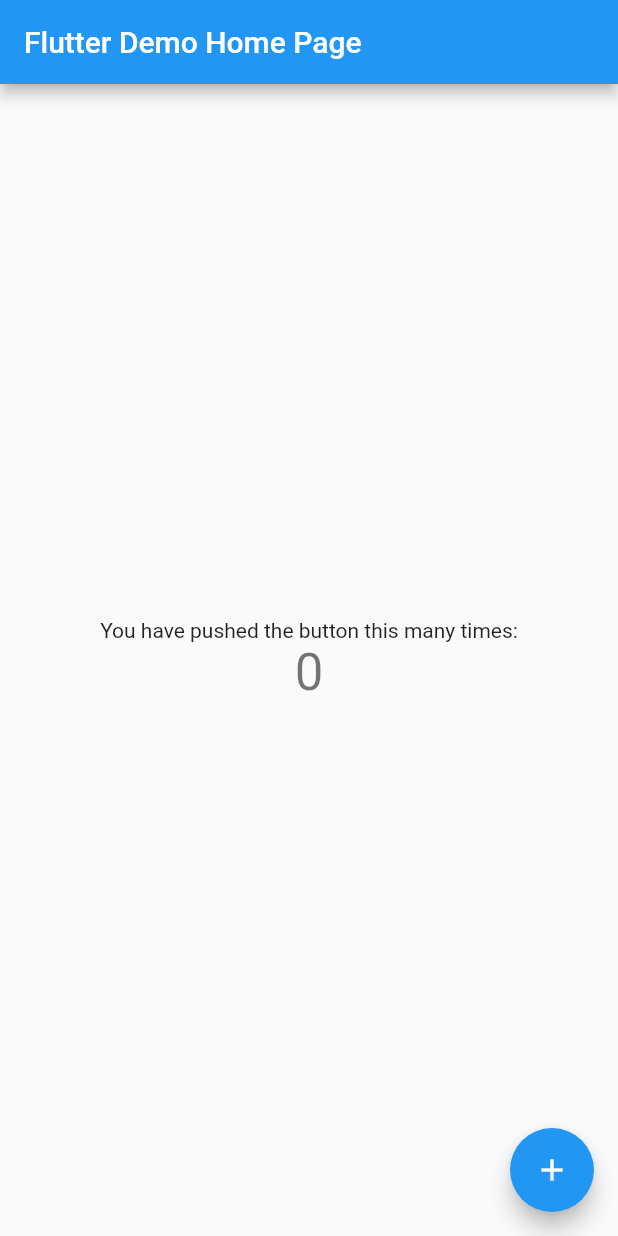
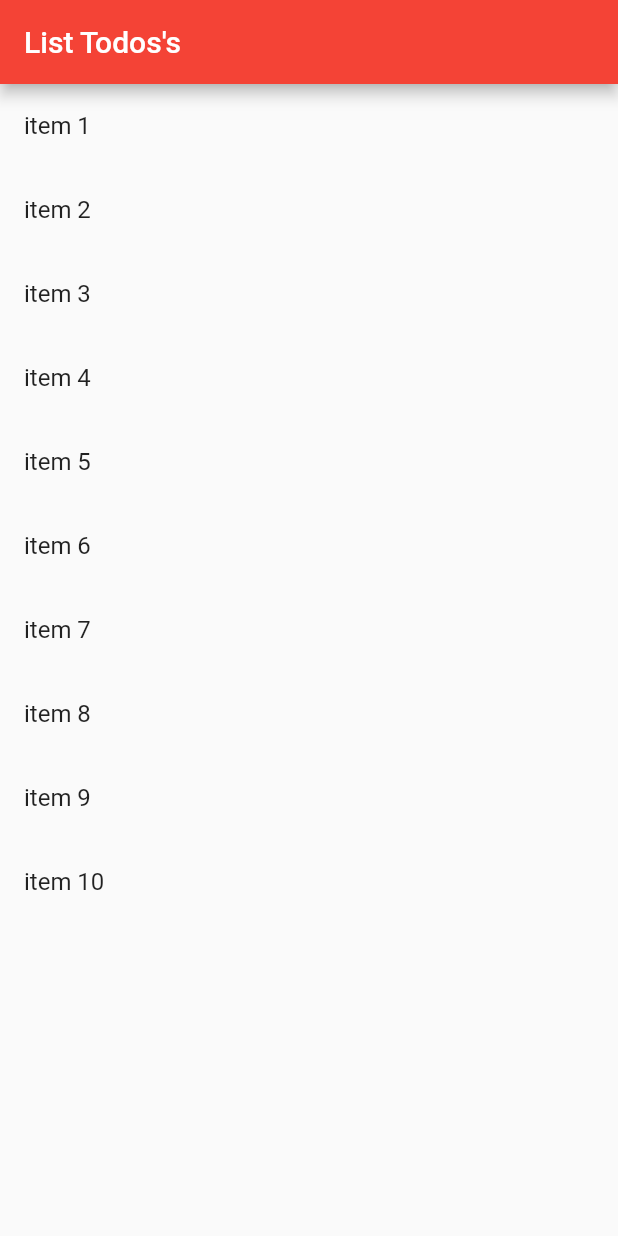
Before and after one commit to mateus-araujo/flutter-api-flow, a Flutter app: the screen it shows after launch, on a phone screen of 412 x 824 dp. Run offline on Flutter 3.47's test engine with Material 2 defaults, Android fonts, the phone set to English and light mode, and no system bars; our stand-ins replace dio.

Commit message:
feat(todos): create TodoModel and TodoRepository

```diff
--- a/lib/main.dart
+++ b/lib/main.dart
@@ -1,113 +1,19 @@
+import 'package:api_flow/src/home_page.dart';
 import 'package:flutter/material.dart';
 
 void main() {
-  runApp(MyApp());
+  runApp(AppWidget());
 }
 
-class MyApp extends StatelessWidget {
-  // This widget is the root of your application.
+class AppWidget extends StatelessWidget {
   @override
   Widget build(BuildContext context) {
     return MaterialApp(
       title: 'Flutter Demo',
       theme: ThemeData(
-        // This is the theme of your application.
-        //
-        // Try running your application with "flutter run". You'll see the
-        // application has a blue toolbar. Then, without quitting the app, try
-        // changing the primarySwatch below to Colors.green and then invoke
-        // "hot reload" (press "r" in the console where you ran "flutter run",
-        // or simply save your changes to "hot reload" in a Flutter IDE).
-        // Notice that the counter didn't reset back to zero; the application
-        // is not restarted.
-        primarySwatch: Colors.blue,
+        primarySwatch: Colors.red,
       ),
-      home: MyHomePage(title: 'Flutter Demo Home Page'),
+      home: HomePage(),
     );
   }
 }
-
-class MyHomePage extends StatefulWidget {
-  MyHomePage({Key? key, this.title}) : super(key: key);
-
-  // This widget is the home page of your application. It is stateful, meaning
-  // that it has a State object (defined below) that contains fields that affect
-  // how it looks.
-
-  // This class is the configuration for the state. It holds the values (in this
-  // case the title) provided by the parent (in this case the App widget) and
-  // used by the build method of the State. Fields in a Widget subclass are
-  // always marked "final".
-
-  final String? title;
-
-  @override
-  _MyHomePageState createState() => _MyHomePageState();
-}
-
-class _MyHomePageState extends State<MyHomePage> {
-  int _counter = 0;
-
-  void _incrementCounter() {
-    setState(() {
-      // This call to setState tells the Flutter framework that something has
-      // changed in this State, which causes it to rerun the build method below
-      // so that the display can reflect the updated values. If we changed
-      // _counter without calling setState(), then the build method would not be
-      // called again, and so nothing would appear to happen.
-      _counter++;
-    });
-  }
-
-  @override
-  Widget build(BuildContext context) {
-    // This method is rerun every time setState is called, for instance as done
-    // by the _incrementCounter method above.
-    //
-    // The Flutter framework has been optimized to make rerunning build methods
-    // fast, so that you can just rebuild anything that needs updating rather
-    // than having to individually change instances of widgets.
-    return Scaffold(
-      appBar: AppBar(
-        // Here we take the value from the MyHomePage object that was created by
-        // the App.build method, and use it to set our appbar title.
-        title: Text(widget.title!),
-      ),
-      body: Center(
-        // Center is a layout widget. It takes a single child and positions it
-        // in the middle of the parent.
-        child: Column(
-          // Column is also a layout widget. It takes a list of children and
-          // arranges them vertically. By default, it sizes itself to fit its
-          // children horizontally, and tries to be as tall as its parent.
-          //
-          // Invoke "debug painting" (press "p" in the console, choose the
-          // "Toggle Debug Paint" action from the Flutter Inspector in Android
-          // Studio, or the "Toggle Debug Paint" command in Visual Studio Code)
-          // to see the wireframe for each widget.
-          //
-          // Column has various properties to control how it sizes itself and
-          // how it positions its children. Here we use mainAxisAlignment to
-          // center the children vertically; the main axis here is the vertical
-          // axis because Columns are vertical (the cross axis would be
-          // horizontal).
-          mainAxisAlignment: MainAxisAlignment.center,
-          children: <Widget>[
-            Text(
-              'You have pushed the button this many times:',
-            ),
-            Text(
-              '$_counter',
-              style: Theme.of(context).textTheme.headline4,
-            ),
-          ],
-        ),
-      ),
-      floatingActionButton: FloatingActionButton(
-        onPressed: _incrementCounter,
-        tooltip: 'Increment',
-        child: Icon(Icons.add),
-      ), // This trailing comma makes auto-formatting nicer for build methods.
-    );
-  }
-}
--- /dev/null
+++ b/lib/src/home_page.dart
@@ -0,0 +1,19 @@
+import 'package:flutter/material.dart';
+
+class HomePage extends StatelessWidget {
+  @override
+  Widget build(BuildContext context) {
+    return Scaffold(
+        appBar: AppBar(
+          title: Text('List Todos\'s'),
+        ),
+        body: ListView.builder(
+          itemCount: 10,
+          itemBuilder: (context, index) {
+            return ListTile(
+              title: Text('item ${index + 1}'),
+            );
+          },
+        ));
+  }
+}
--- /dev/null
+++ b/lib/src/repositories/todo_repository.dart
@@ -0,0 +1,25 @@
+import 'package:api_flow/src/models/todo_model.dart';
+import 'package:dio/dio.dart';
+
+class TodoRepository {
+  late final Dio dio;
+  static final url = 'https://jsonplaceholder.typicode.com/todos';
+
+  TodoRepository([Dio? client]) {
+    if (client == null) {
+      this.dio = Dio();
+    } else {
+      this.dio = client;
+    }
+  }
+
+  Future<List<TodoModel>> fetchTodos() async {
+    final response = await dio.get(url);
+
+    final list = (response.data as List)
+        .map((item) => TodoModel.fromJson(item))
+        .toList();
+
+    return list;
+  }
+}
--- a/pubspec.yaml
+++ b/pubspec.yaml
@@ -21,6 +21,8 @@
   sdk: '>=2.12.0 <3.0.0'
 
 dependencies:
+  dio: ^4.0.0
+  http: ^0.13.1
   flutter:
     sdk: flutter
 
@@ -30,6 +32,7 @@
   cupertino_icons: ^1.0.2
 
 dev_dependencies:
+  mockito: ^5.0.3
   flutter_test:
     sdk: flutter
 
```
Also changed, not shown: bin/sync_async.dart (added, +62 -0 lines), lib/src/models/todo_model.dart (added, +24 -0 lines), pubspec.lock, 1 other file.
